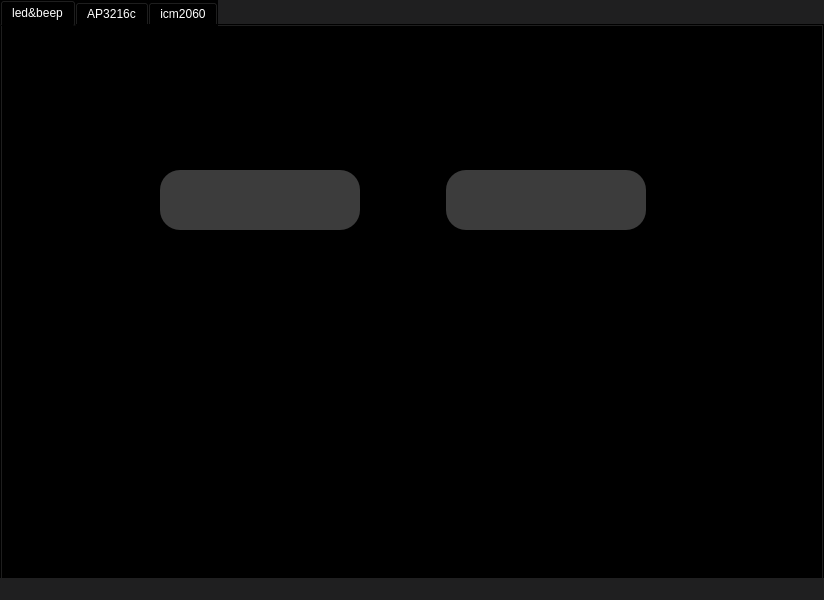
Above: form/imx6ulltest.ui from Acoucou/imx6ull_project before the change. Below: the same form after it.
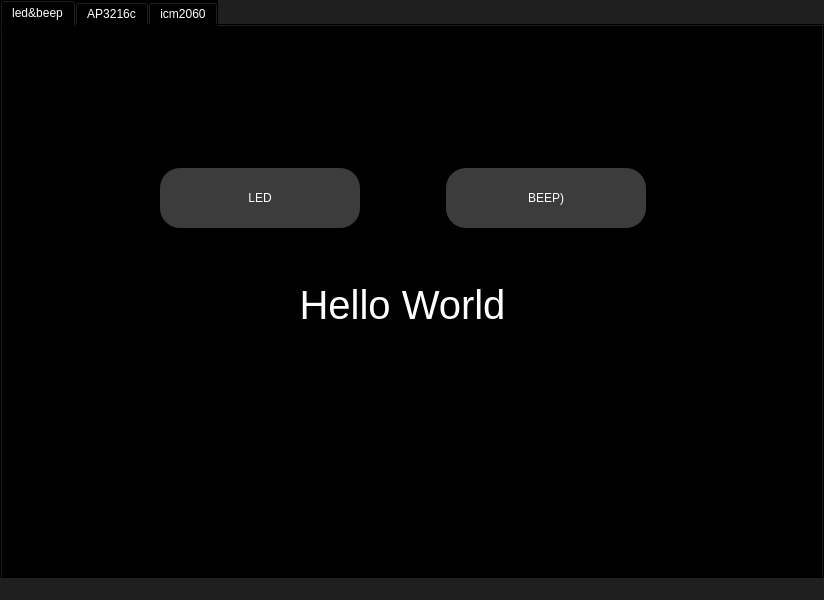
That is the form after the change. The open tabs and pages were chosen to show the change. Custom widgets are drawn as their Qt base class.

Diff of the .ui file:
```diff
--- a/form/imx6ulltest.ui
+++ b/form/imx6ulltest.ui
@@ -91,9 +91,6 @@
          </item>
          <item>
           <widget class="QPushButton" name="ledBt">
-           <property name="enabled">
-            <bool>true</bool>
-           </property>
            <property name="sizePolicy">
             <sizepolicy hsizetype="Minimum" vsizetype="Fixed">
              <horstretch>0</horstretch>
@@ -113,7 +110,7 @@
 color: white;</string>
            </property>
            <property name="text">
-            <string/>
+            <string>LED</string>
            </property>
           </widget>
          </item>
@@ -148,7 +145,7 @@
 color: white;</string>
            </property>
            <property name="text">
-            <string/>
+            <string>BEEP)</string>
            </property>
           </widget>
          </item>
@@ -193,6 +190,19 @@
          </property>
         </spacer>
        </item>
+       <item row="3" column="0">
+        <widget class="QLabel" name="label_11">
+         <property name="styleSheet">
+          <string notr="true">font-size: 40px;text-align: center;</string>
+         </property>
+         <property name="text">
+          <string>Hello World</string>
+         </property>
+         <property name="alignment">
+          <set>Qt::AlignCenter</set>
+         </property>
+        </widget>
+       </item>
       </layout>
      </widget>
     </widget>
```
Left out of the diff: 2 changed lines with no effect on the pictures.
